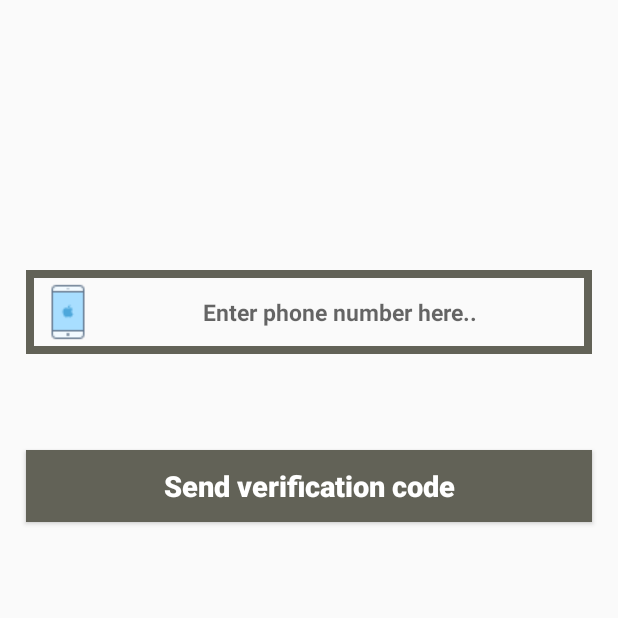
After one commit to obstmi/MayoChatEvaluation, an Android app: the PhoneLoginActivity screen opened directly, with no data from a screen before it, on a phone screen of 412 x 824 dp, the top half of it. The commit adds this screen. Run offline under Robolectric (Android 15) with nearby library versions, the phone set to English and light mode, and no system bars.

Commit message:
23. Tutorial finished

```diff
--- a/app/src/main/AndroidManifest.xml
+++ b/app/src/main/AndroidManifest.xml
@@ -11,7 +11,8 @@
         android:roundIcon="@mipmap/ic_launcher_round"
         android:supportsRtl="true"
         android:theme="@style/AppTheme">
-        <activity android:name=".GroupChatActivity"></activity>
+        <activity android:name=".PhoneLoginActivity"></activity>
+        <activity android:name=".GroupChatActivity" />
         <activity android:name=".SettingsActivity" />
         <activity android:name=".RegisterActivity" />
         <activity android:name=".LoginActivity" />
--- a/app/src/main/java/de/obsti/mayo_chat_evaluation/LoginActivity.java
+++ b/app/src/main/java/de/obsti/mayo_chat_evaluation/LoginActivity.java
@@ -51,6 +51,14 @@ public class LoginActivity extends AppCompatActivity {
             @Override
             public void onClick(View v) {
                 allowUserToLogin();
+            }
+        });
+
+        phoneLoginButton.setOnClickListener(new View.OnClickListener() {
+            @Override
+            public void onClick(View v) {
+                Intent phoneLoginIntent = new Intent(LoginActivity.this, PhoneLoginActivity.class);
+                startActivity(phoneLoginIntent);
             }
         });
     }
--- /dev/null
+++ b/app/src/main/java/de/obsti/mayo_chat_evaluation/PhoneLoginActivity.java
@@ -0,0 +1,37 @@
+package de.obsti.mayo_chat_evaluation;
+
+import androidx.appcompat.app.AppCompatActivity;
+
+import android.os.Bundle;
+import android.view.View;
+import android.widget.Button;
+import android.widget.EditText;
+
+// Aktivität, um sich mit der Tel-Nr. anzumelden
+public class PhoneLoginActivity extends AppCompatActivity {
+
+    private Button sendVerificationCodeButton, verifyButton;
+    private EditText inputPhoneNumber, inputVerificationCode;
+
+    @Override
+    protected void onCreate(Bundle savedInstanceState) {
+        super.onCreate(savedInstanceState);
+        setContentView(R.layout.activity_phone_login);
+
+        sendVerificationCodeButton = (Button)findViewById(R.id.send_ver_code_button);
+        verifyButton = (Button)findViewById(R.id.verify_button);
+        inputPhoneNumber = (EditText)findViewById(R.id.phone_number_input);
+        inputVerificationCode = (EditText)findViewById(R.id.verification_code_input);
+
+        sendVerificationCodeButton.setOnClickListener(new View.OnClickListener() {
+            @Override
+            public void onClick(View v) {
+                sendVerificationCodeButton.setVisibility(View.INVISIBLE);
+                inputPhoneNumber.setVisibility(View.INVISIBLE);
+
+                verifyButton.setVisibility(View.VISIBLE);
+                inputVerificationCode.setVisibility(View.VISIBLE);
+            }
+        });
+    }
+}
--- /dev/null
+++ b/app/src/main/res/layout/activity_phone_login.xml
@@ -0,0 +1,87 @@
+<?xml version="1.0" encoding="utf-8"?>
+<RelativeLayout xmlns:android="http://schemas.android.com/apk/res/android"
+    xmlns:app="http://schemas.android.com/apk/res-auto"
+    xmlns:tools="http://schemas.android.com/tools"
+    android:layout_width="match_parent"
+    android:layout_height="match_parent"
+    tools:context=".PhoneLoginActivity">
+
+    <EditText
+        android:id="@+id/phone_number_input"
+        android:layout_width="match_parent"
+        android:layout_height="wrap_content"
+        android:layout_alignParentStart="true"
+        android:layout_marginStart="17dp"
+        android:layout_marginEnd="17dp"
+        android:layout_marginTop="180dp"
+        android:background="@drawable/inputs"
+        android:padding="8dp"
+        android:hint="Enter phone number here.."
+        android:textAllCaps="false"
+        android:textSize="15sp"
+        android:drawableStart="@drawable/phone"
+        android:textAlignment="center"
+        android:textStyle="bold">
+
+    </EditText>
+
+    <EditText
+        android:id="@+id/verification_code_input"
+        android:layout_width="match_parent"
+        android:layout_height="wrap_content"
+        android:layout_alignParentStart="true"
+        android:layout_marginStart="17dp"
+        android:layout_marginEnd="17dp"
+        android:layout_marginTop="4dp"
+        android:background="@drawable/inputs"
+        android:layout_below="@+id/phone_number_input"
+        android:padding="5dp"
+        android:hint="Enter verification code here.."
+        android:textAllCaps="false"
+        android:textSize="15sp"
+        android:drawableStart="@drawable/password"
+        android:textAlignment="center"
+        android:textStyle="bold"
+        android:visibility="invisible">
+
+    </EditText>
+
+    <Button
+        android:id="@+id/send_ver_code_button"
+        android:layout_width="match_parent"
+        android:layout_height="wrap_content"
+        android:text="Send verification code"
+        android:layout_below="@+id/verification_code_input"
+        android:textAllCaps="false"
+        android:layout_marginStart="17dp"
+        android:layout_marginEnd="17dp"
+        android:layout_marginTop="1dp"
+        android:background="@drawable/buttons"
+        android:textColor="@android:color/background_light"
+        android:textSize="19sp"
+        android:textAlignment="center"
+        android:textStyle="bold">
+
+    </Button>
+
+    <Button
+        android:id="@+id/verify_button"
+        android:layout_width="match_parent"
+        android:layout_height="wrap_content"
+        android:text="Verify"
+        android:layout_below="@+id/send_ver_code_button"
+        android:textAllCaps="false"
+        android:layout_marginStart="17dp"
+        android:layout_marginEnd="17dp"
+        android:layout_marginTop="1dp"
+        android:background="@drawable/buttons"
+        android:textColor="@android:color/background_light"
+        android:textSize="19sp"
+        android:textAlignment="center"
+        android:textStyle="bold"
+        android:visibility="invisible">
+
+    </Button>
+
+
+</RelativeLayout>
```
